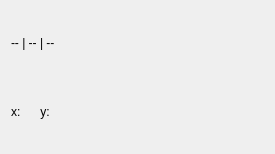
AkarinVS/vapoursynth-editor-2, file vsedit/src/preview/frame_info_dialog.ui: the form before one commit.
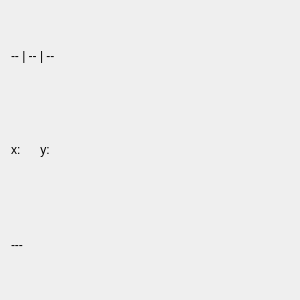
The form after the commit.

Commit message: - Fixed text on the tool button not showing - Per frame properties can be display in frame info dialog now

```diff
--- a/vsedit/src/preview/frame_info_dialog.ui
+++ b/vsedit/src/preview/frame_info_dialog.ui
@@ -6,10 +6,22 @@
    <rect>
     <x>0</x>
     <y>0</y>
-    <width>275</width>
-    <height>154</height>
+    <width>300</width>
+    <height>300</height>
    </rect>
   </property>
+  <property name="minimumSize">
+   <size>
+    <width>300</width>
+    <height>300</height>
+   </size>
+  </property>
+  <property name="maximumSize">
+   <size>
+    <width>400</width>
+    <height>300</height>
+   </size>
+  </property>
   <property name="windowTitle">
    <string>Frame Info</string>
   </property>
@@ -28,6 +40,16 @@
      </property>
     </widget>
    </item>
+   <item>
+    <widget class="QLabel" name="framePropsLabel">
+     <property name="text">
+      <string>---</string>
+     </property>
+     <property name="wordWrap">
+      <bool>true</bool>
+     </property>
+    </widget>
+   </item>
   </layout>
  </widget>
  <resources/>
```
The commit also changes 9 other files.
